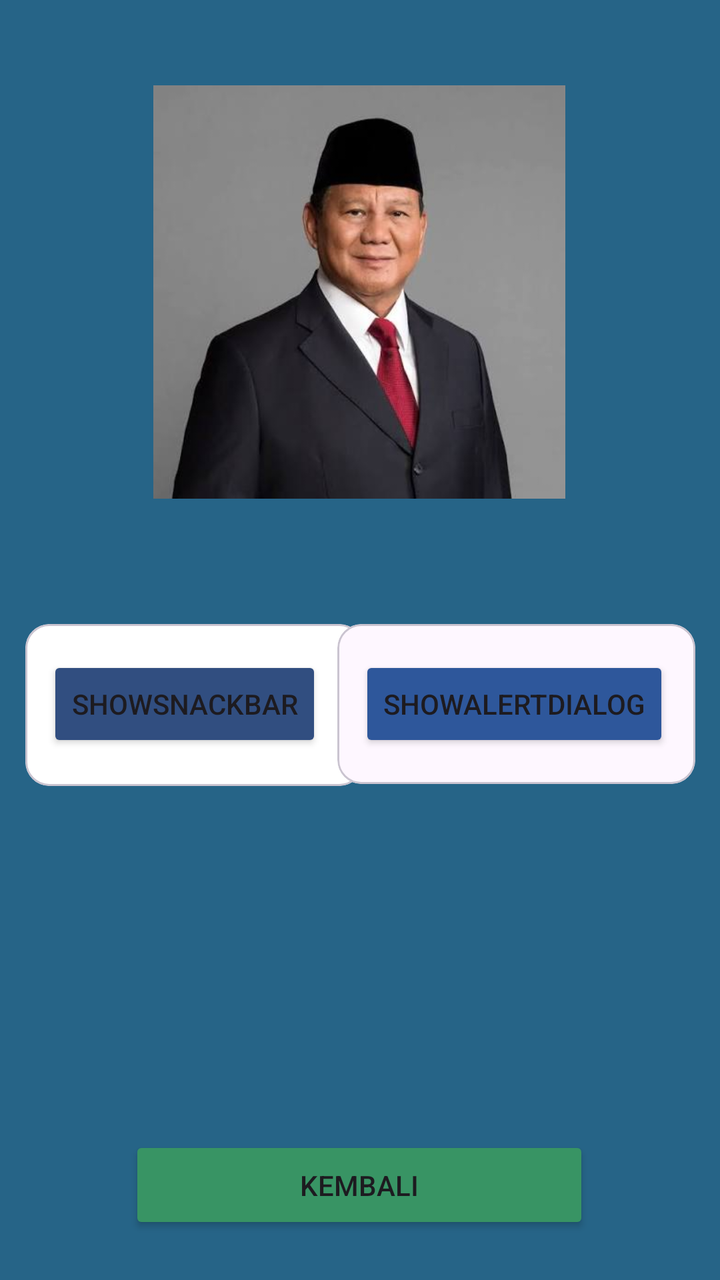
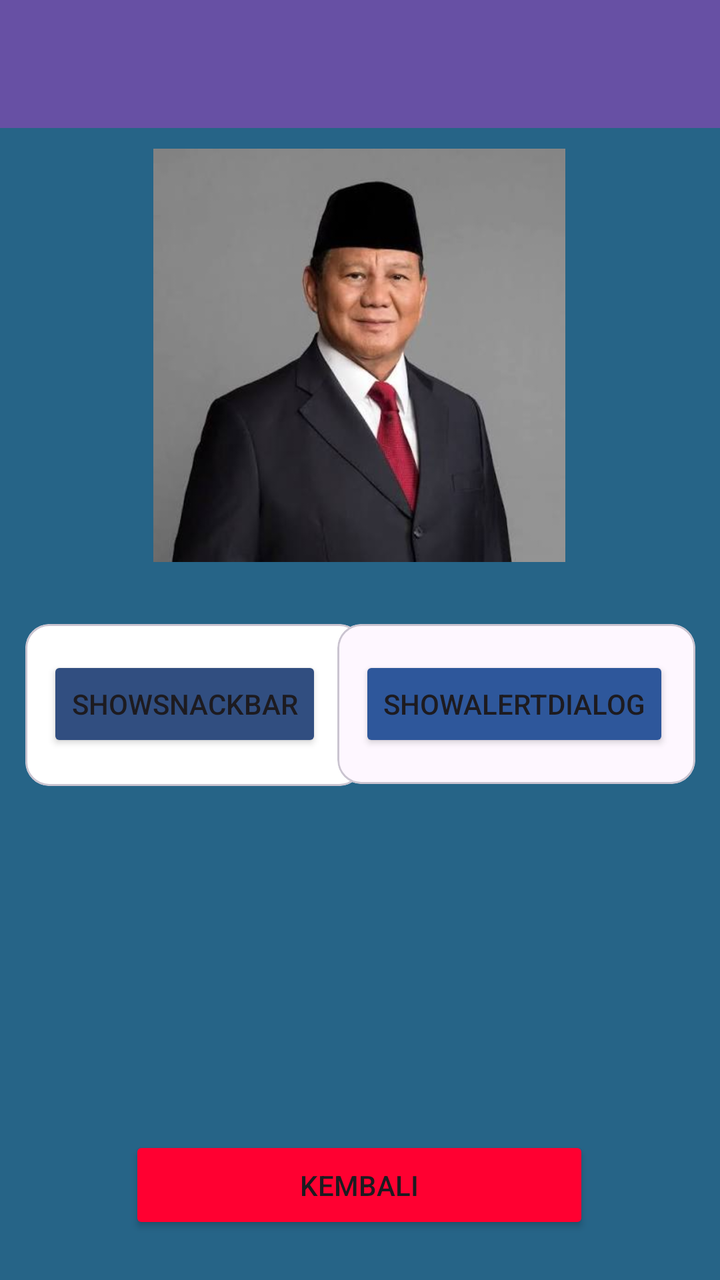

Before-and-after screenshots of an Android layout around one commit, followed by the original layout XML and the change that was made.
<!-- AndroidManifest.xml: application theme Theme.Pertemuan_2 -->
<!-- res/layout/activity_fourth.xml -->
<?xml version="1.0" encoding="utf-8"?>
<androidx.constraintlayout.widget.ConstraintLayout xmlns:android="http://schemas.android.com/apk/res/android"
    xmlns:app="http://schemas.android.com/apk/res-auto"
    xmlns:tools="http://schemas.android.com/tools"
    android:id="@+id/main"
    android:layout_width="match_parent"
    android:layout_height="match_parent"
    android:background="#266487"
    tools:context=".P4.FourthActivity">


    <ImageView
        android:layout_width="206dp"
        android:layout_height="292dp"
        android:src="@drawable/raja"
        app:layout_constraintBottom_toBottomOf="parent"
        app:layout_constraintEnd_toEndOf="parent"
        app:layout_constraintHorizontal_bias="0.497"
        app:layout_constraintStart_toStartOf="parent"
        app:layout_constraintTop_toTopOf="parent"
        app:layout_constraintVertical_bias="0.0" />

    <Button
        android:id="@+id/btnkembali"
        android:layout_width="230dp"
        android:layout_height="49dp"
        android:layout_marginTop="568dp"
        android:backgroundTint="#389464"
        android:text="Kembali"
        app:layout_constraintEnd_toEndOf="parent"
        app:layout_constraintHorizontal_bias="0.497"
        app:layout_constraintStart_toStartOf="parent"
        app:layout_constraintTop_toTopOf="parent"
        tools:ignore="MissingConstraints" />

    <com.google.android.material.card.MaterialCardView
        android:layout_width="169dp"
        android:layout_height="81dp"
        android:layout_marginTop="312dp"
        android:backgroundTint="@color/white"
        app:layout_constraintEnd_toEndOf="parent"
        app:layout_constraintHorizontal_bias="0.066"
        android:elevation="10dp"
        app:layout_constraintStart_toStartOf="parent"
        app:layout_constraintTop_toTopOf="parent">

        <androidx.constraintlayout.widget.ConstraintLayout
            android:layout_width="match_parent"
            android:layout_height="match_parent"
            android:layout_margin="15dp">
        </androidx.constraintlayout.widget.ConstraintLayout>

        <Button
            android:id="@+id/btnShowSnackbar"
            android:layout_width="wrap_content"
            android:layout_height="wrap_content"
            android:layout_marginLeft="11dp"
            android:layout_marginTop="16dp"
            android:backgroundTint="#314E80"
            android:text="ShowSnackbar" />

    </com.google.android.material.card.MaterialCardView>

    <com.google.android.material.card.MaterialCardView
        android:layout_width="179dp"
        android:layout_height="80dp"
        android:layout_marginTop="312dp"
        app:layout_constraintEnd_toEndOf="parent"
        app:layout_constraintHorizontal_bias="0.931"
        app:layout_constraintStart_toStartOf="parent"
        android:elevation="10dp"
        app:layout_constraintTop_toTopOf="parent">

        <androidx.constraintlayout.widget.ConstraintLayout
            android:layout_width="match_parent"
            android:layout_height="match_parent"
            android:layout_margin="15dp" />
        <Button
            android:id="@+id/btnShowAlertDialog"
            android:layout_width="wrap_content"
            android:layout_height="wrap_content"
            android:layout_marginLeft="11dp"
            android:layout_marginTop="16dp"
            android:backgroundTint="#2E579B"
            android:text="ShowAlertDialog" />

    </com.google.android.material.card.MaterialCardView>
</androidx.constraintlayout.widget.ConstraintLayout>
<!-- resources referenced by this layout -->
<resources>
  <color name="white">#FFFFFFFF</color>
  <!-- drawable raja: jpg bitmap (drawable, 11201 bytes) -->
  <style name="Theme.Pertemuan_2" parent="Base.Theme.Pertemuan_2" />
  <style name="Base.Theme.Pertemuan_2" parent="Theme.Material3.DayNight.NoActionBar">
          
          
      </style>
</resources>

<!-- the commit's change to res/layout/activity_fourth.xml (unified diff, before → after) -->
@@ -18,14 +18,26 @@
         app:layout_constraintHorizontal_bias="0.497"
         app:layout_constraintStart_toStartOf="parent"
         app:layout_constraintTop_toTopOf="parent"
-        app:layout_constraintVertical_bias="0.0" />
+        app:layout_constraintVertical_bias="0.091" />
+
+    <androidx.appcompat.widget.Toolbar
+        android:id="@+id/toolbar"
+        android:layout_width="match_parent"
+        android:layout_height="?attr/actionBarSize"
+        android:background="?attr/colorPrimary"
+        app:layout_constraintBottom_toBottomOf="parent"
+        app:layout_constraintStart_toStartOf="parent"
+        app:layout_constraintTop_toTopOf="parent"
+        app:layout_constraintVertical_bias="0.0"
+        app:subtitleTextColor="@android:color/white"
+        app:titleTextColor="@android:color/white" />
 
     <Button
         android:id="@+id/btnkembali"
         android:layout_width="230dp"
         android:layout_height="49dp"
         android:layout_marginTop="568dp"
-        android:backgroundTint="#389464"
+        android:backgroundTint="#FF0031"
         android:text="Kembali"
         app:layout_constraintEnd_toEndOf="parent"
         app:layout_constraintHorizontal_bias="0.497"
@@ -84,5 +96,6 @@
             android:backgroundTint="#2E579B"
             android:text="ShowAlertDialog" />
 
+
     </com.google.android.material.card.MaterialCardView>
 </androidx.constraintlayout.widget.ConstraintLayout>
